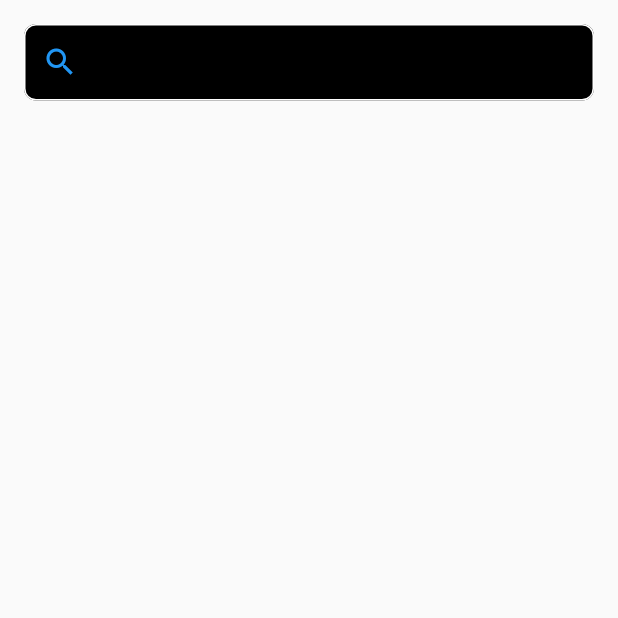
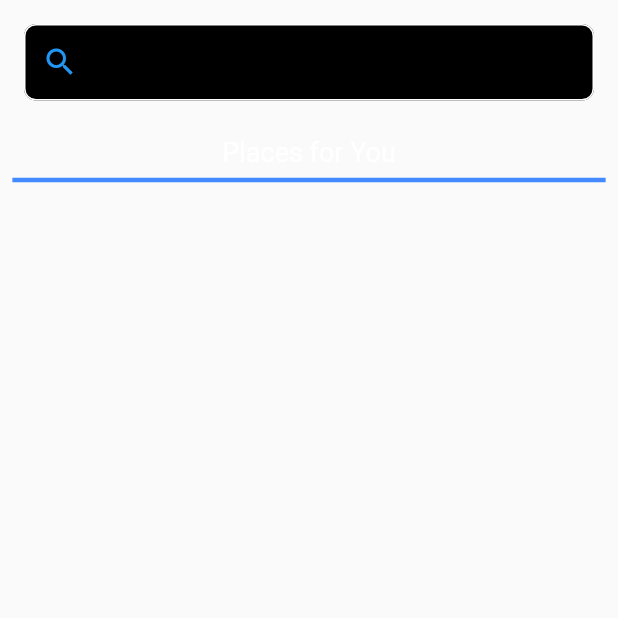
Before and after one commit to Kide-Devs/Kide, a Flutter app: the SearchBar screen opened directly, on a phone screen of 412 x 824 dp, the top half of it. Run offline on Flutter 3.47's test engine with Material 2 defaults, Android fonts, the phone set to English and light mode, and no system bars; our stand-ins replace cloud_firestore, connectivity, flutter_svg, google_maps_flutter, location, permission_handler and 1 more; accounts and stored records are empty.

Commit message:
searchbar design

```diff
--- a/lib/pages/MapsPage/widgets/SearchBar.dart
+++ b/lib/pages/MapsPage/widgets/SearchBar.dart
@@ -1,5 +1,7 @@
 import 'package:flutter/material.dart';
 import 'package:google_maps_flutter/google_maps_flutter.dart';
+import 'package:kide/config/Viewport.dart';
+import 'package:kide/widgets/HeaderWidget.dart';
 import 'package:provider/provider.dart';
 import 'package:kide/providers/getMarkers.dart';
 
@@ -18,6 +20,7 @@ class _SearchBarState extends State<SearchBar> {
   String _searchText = "";
   List<Marker> _markers;
   bool _initialLoad = true;
+  String _headerText;
 
   _SearchBarState() {
     _searchQuery.addListener(() {
@@ -25,11 +28,13 @@ class _SearchBarState extends State<SearchBar> {
         setState(() {
           _isSearching = false;
           _searchText = "";
+          _headerText = "Places for You";
         });
       } else {
         setState(() {
           _isSearching = true;
           _searchText = _searchQuery.text;
+          _headerText = "Search Results";
         });
       }
     });
@@ -39,6 +44,7 @@ class _SearchBarState extends State<SearchBar> {
   void initState() {
     super.initState();
     _isSearching = false;
+    _headerText = "Places for You";
     _focus.addListener(_onFocusChange);
     // init();
   }
@@ -95,6 +101,8 @@ class _SearchBarState extends State<SearchBar> {
     if (_initialLoad) _markers = _getMarkers.suggestedMarkers;
     _initialLoad = false;
 
+    ViewPort().init(context);
+
     return Scaffold(
       key: key,
       body: SafeArea(
@@ -136,12 +144,21 @@ class _SearchBarState extends State<SearchBar> {
                 ),
               ),
             ),
+            HeaderWidget(_headerText, 18, Colors.white),
+            Divider(
+              indent: ViewPort.screenWidth * 0.02,
+              endIndent: ViewPort.screenWidth * 0.02,
+              color: Colors.blueAccent,
+              thickness: 3,
+            ),
             Expanded(
               child: Container(
                 height: 500,
                 child: ListView(
                   padding: EdgeInsets.symmetric(vertical: 16.0),
-                  children: _isSearching ? _buildSearchList(_getMarkers.markers['all']) : _buildList(),
+                  children: _isSearching
+                      ? _buildSearchList(_getMarkers.markers['all'])
+                      : _buildList(),
                 ),
               ),
             ),
@@ -159,11 +176,13 @@ class ChildItem extends StatelessWidget {
   @override
   Widget build(BuildContext context) {
     return ListTile(
+      key: Key(this.marker.infoWindow.title),
       title: Text(this.marker.infoWindow.title),
       subtitle: Text(this.marker.infoWindow.snippet),
       contentPadding: EdgeInsets.symmetric(horizontal: 16.0),
       isThreeLine: true,
       enabled: true,
+      trailing: Icon(Icons.place, color: Colors.blueAccent),
       onTap: () {
         Navigator.pop(context, marker);
       },
```
